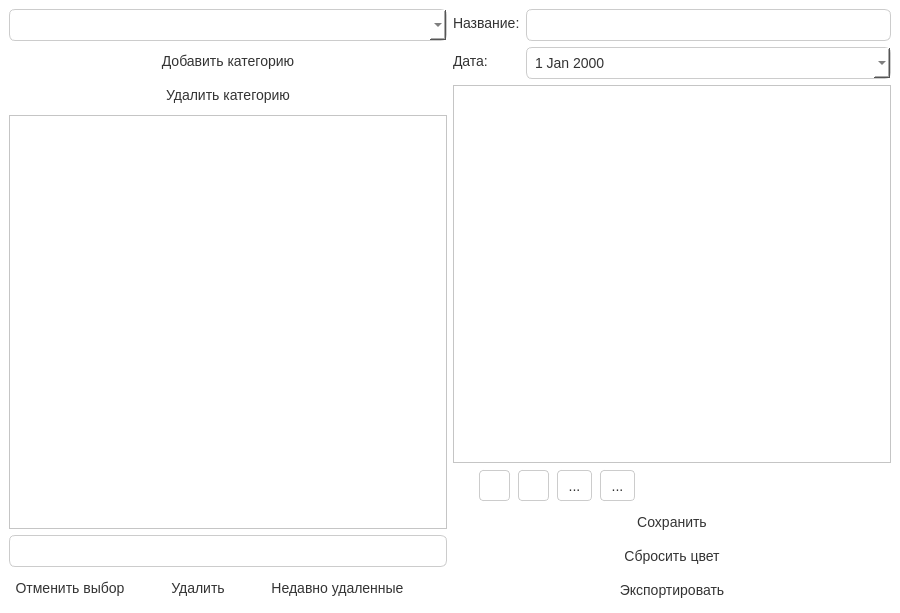
Above: mainwindow.ui from avdeey/Qt-kurs before the change. Below: the same form after it.
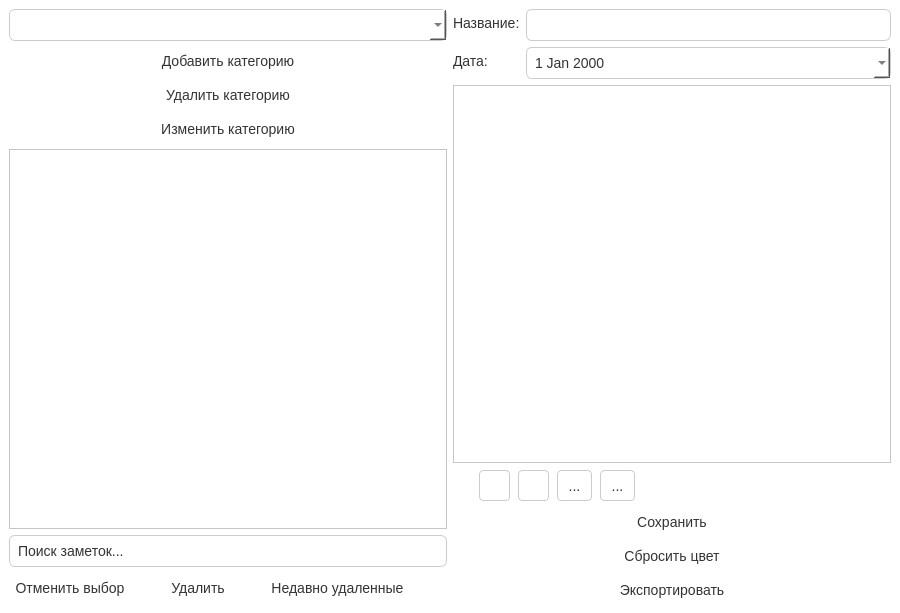
That is the form after the change. Icons and pictures are not drawn.

```diff
--- a/mainwindow.ui
+++ b/mainwindow.ui
@@ -120,11 +120,22 @@
         </property>
        </widget>
       </item>
+      <item>
+       <widget class="QPushButton" name="renameCategoryButton">
+        <property name="text">
+         <string>Изменить категорию</string>
+        </property>
+       </widget>
+      </item>
       <item>
        <widget class="QListView" name="noteListView"/>
       </item>
       <item>
-       <widget class="QLineEdit" name="lineEdit"/>
+       <widget class="QLineEdit" name="lineEdit">
+        <property name="text">
+         <string>Поиск заметок...</string>
+        </property>
+       </widget>
       </item>
       <item>
        <layout class="QHBoxLayout" name="actionButtonsLayout">
```
